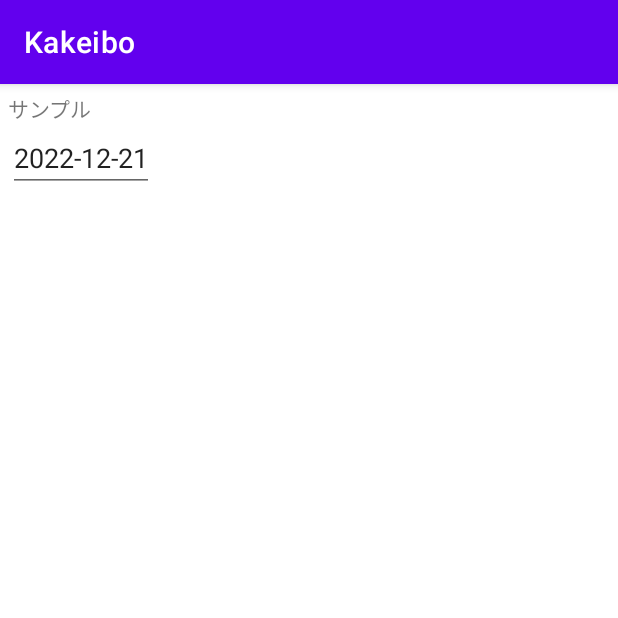
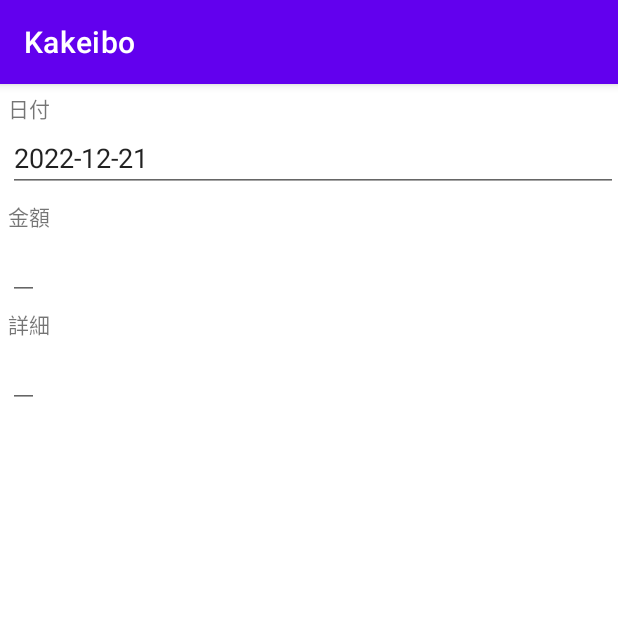
Before and after one commit to PoloLavapies/Kakeibo, an Android app: the AddActivity screen opened directly, with no data from a screen before it, on a phone screen of 412 x 824 dp, the top half of it. Run offline under Robolectric (Android 15) with nearby library versions, the phone set to English and light mode, and no system bars.

Commit message:
追加ページ 項目は追加ボタン以外、一旦追加完了 見た目は調整すること

```diff
--- a/app/src/main/res/layout/activity_add.xml
+++ b/app/src/main/res/layout/activity_add.xml
@@ -10,7 +10,7 @@
         android:id="@+id/date_text"
         android:layout_width="wrap_content"
         android:layout_height="wrap_content"
-        android:text="サンプル"
+        android:text="日付"
         android:layout_marginStart="5dp"
         android:layout_marginTop="5dp"
         app:layout_constraintStart_toStartOf="parent"
@@ -18,7 +18,7 @@
 
     <EditText
         android:id="@+id/date"
-        android:layout_width="wrap_content"
+        android:layout_width="match_parent"
         android:layout_height="wrap_content"
         android:inputType="text"
         android:layout_marginStart="5dp"
@@ -26,4 +26,44 @@
         app:layout_constraintStart_toStartOf="parent"
         app:layout_constraintTop_toBottomOf="@id/date_text" />
 
+    <TextView
+        android:id="@+id/money_text"
+        android:layout_width="wrap_content"
+        android:layout_height="wrap_content"
+        android:text="金額"
+        android:layout_marginStart="5dp"
+        android:layout_marginTop="5dp"
+        app:layout_constraintStart_toStartOf="parent"
+        app:layout_constraintTop_toBottomOf="@id/date" />
+
+    <EditText
+        android:id="@+id/money"
+        android:layout_width="wrap_content"
+        android:layout_height="wrap_content"
+        android:inputType="text"
+        android:layout_marginStart="5dp"
+        android:focusableInTouchMode="false"
+        app:layout_constraintStart_toStartOf="parent"
+        app:layout_constraintTop_toBottomOf="@id/money_text" />
+
+    <TextView
+        android:id="@+id/detail_text"
+        android:layout_width="wrap_content"
+        android:layout_height="wrap_content"
+        android:text="詳細"
+        android:layout_marginStart="5dp"
+        android:layout_marginTop="5dp"
+        app:layout_constraintStart_toStartOf="parent"
+        app:layout_constraintTop_toBottomOf="@id/money" />
+
+    <EditText
+        android:id="@+id/detail"
+        android:layout_width="wrap_content"
+        android:layout_height="wrap_content"
+        android:inputType="text"
+        android:layout_marginStart="5dp"
+        android:focusableInTouchMode="false"
+        app:layout_constraintStart_toStartOf="parent"
+        app:layout_constraintTop_toBottomOf="@id/detail_text" />
+
 </androidx.constraintlayout.widget.ConstraintLayout>
```
